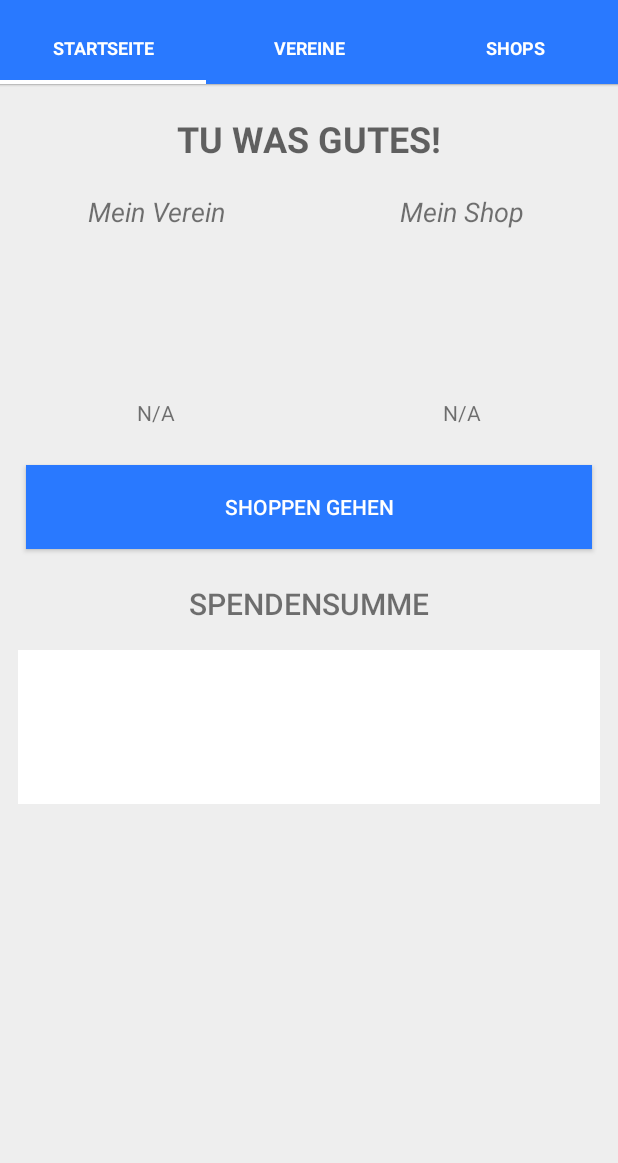
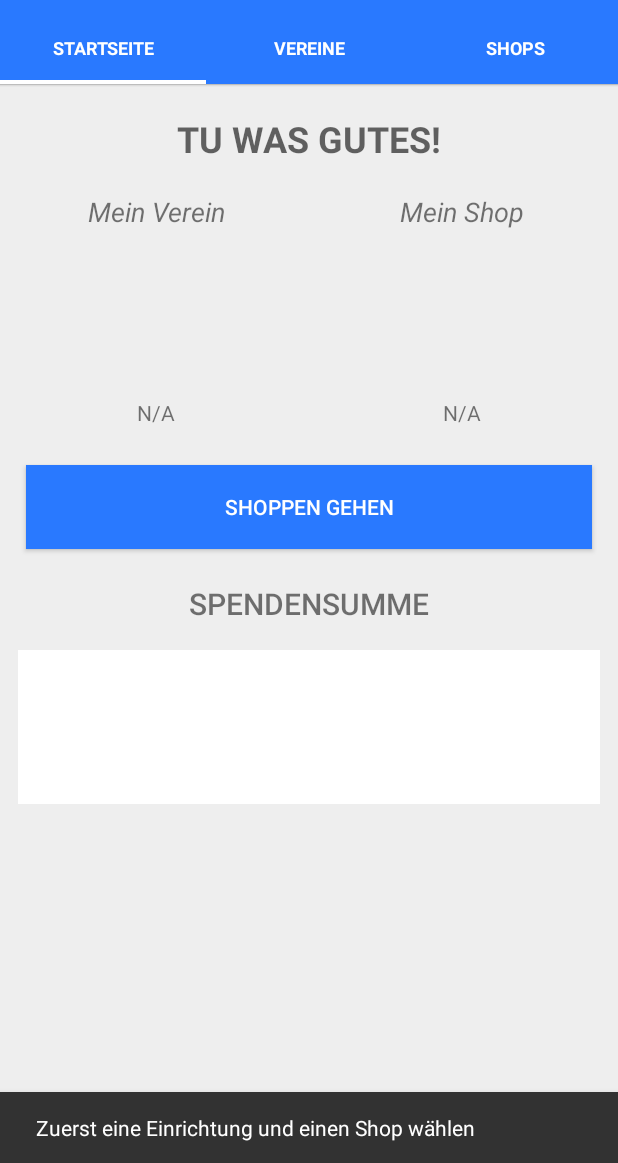
Before and after one commit to Cedgetec/kaufkroete-android, an Android app: the screen it shows after launch (MainActivity), after a tap on "SHOPPEN GEHEN", on a phone screen of 412 x 824 dp, the part 73-1236 px from its top. Run offline under Robolectric (Android 15) with nearby library versions, the phone set to English and light mode, and no system bars; 2 statements that could not run were skipped.

Commit message:
Fix shop button

```diff
--- a/app/build.gradle
+++ b/app/build.gradle
@@ -24,6 +24,6 @@ android {
 
 dependencies {
     compile fileTree(dir: 'libs', include: ['*.jar'])
-    compile 'com.android.support:appcompat-v7:23.0.1'
+    compile 'com.android.support:design:23.0.1'
     compile 'com.android.support:cardview-v7:23.0.1'
 }
--- a/app/src/main/java/de/kaufkroete/kaufkroete/TabHome.java
+++ b/app/src/main/java/de/kaufkroete/kaufkroete/TabHome.java
@@ -8,6 +8,7 @@ import android.graphics.BitmapFactory;
 import android.net.Uri;
 import android.os.AsyncTask;
 import android.os.Bundle;
+import android.support.design.widget.Snackbar;
 import android.util.Log;
 import android.view.LayoutInflater;
 import android.view.View;
@@ -160,11 +161,20 @@ public class TabHome extends KaufkroeteFragment {
     }
 
     private void openShop() {
-        ((TextView) mView.findViewById(R.id.my_shop)).setText(String.valueOf(sharedPreferences.getString("shop_name", "N/A")));
-        ((TextView) mView.findViewById(R.id.my_society)).setText(String.valueOf(sharedPreferences.getString("society_name", "N/A")));
+        // ???
+        //((TextView) mView.findViewById(R.id.my_shop)).setText(String.valueOf(sharedPreferences.getString("shop_name", "N/A")));
+        //((TextView) mView.findViewById(R.id.my_society)).setText(String.valueOf(sharedPreferences.getString("society_name", "N/A")));
+
+        long sid = sharedPreferences.getLong("shop",-1);
+        long vid = sharedPreferences.getLong("society", -1);
+        if(sid == -1 || vid == -1) {
+            if(getView() != null)
+                Snackbar.make(getView(), R.string.please_select_first, Snackbar.LENGTH_SHORT).show();
+            return;
+        }
+
         try {
-            String sid = String.valueOf(sharedPreferences.getLong("shop",-1));
-            String vid = String.valueOf(sharedPreferences.getLong("society", -1));
+
             new AsyncTask<String ,Void,String[]>() {
                 @Override
                 protected String[] doInBackground(String... strings) {
@@ -178,24 +188,14 @@ public class TabHome extends KaufkroeteFragment {
                     getActivity().runOnUiThread(new Runnable() {
                         @Override
                         public void run() {
-                            //Toast.makeText(getActivity(), url, Toast.LENGTH_SHORT).show();
-                            if(!url[0].isEmpty()&&!url[1].isEmpty()) {
-                                Intent browserIntent = new Intent(Intent.ACTION_VIEW, Uri.parse("http://kaufkroete.de/api/api_referrer.php?sid=" + url[0] + "&vid=" + url[1]));
-                                startActivity(browserIntent);
-                            } else {
-                                Toast.makeText(getActivity(),getString(R.string.please_select_first),Toast.LENGTH_SHORT).show();
-                            }
+                            Intent browserIntent = new Intent(Intent.ACTION_VIEW, Uri.parse("http://kaufkroete.de/api/api_referrer.php?sid=" + url[0] + "&vid=" + url[1]));
+                            startActivity(browserIntent);
                             ((MainActivity) getActivity()).pager.setCurrentItem(0);
-                            /*try {
-                                ((MainActivity) getActivity()).selected_shop = -1;
-                                ((MainActivity) getActivity()).selected_societie = -1;
-                            } catch(Exception e) {
-                                e.printStackTrace();
-                            }*/
+
                         }
                     });
                 }
-            }.execute(sid, vid);
+            }.execute(Long.toString(sid), Long.toString(vid));
         } catch(Exception e) {
             e.printStackTrace();
         }
--- a/app/src/main/res/layout/activity_main.xml
+++ b/app/src/main/res/layout/activity_main.xml
@@ -34,6 +34,12 @@
             android:background="@drawable/toolbar_shadow"/>
 
     </RelativeLayout>
+
+    <android.support.design.widget.CoordinatorLayout
+        android:id="@+id/coordinator_layout"
+        android:layout_width="match_parent"
+        android:layout_height="match_parent">
+    </android.support.design.widget.CoordinatorLayout>
 
 </LinearLayout>
 
--- a/app/src/main/res/values/strings.xml
+++ b/app/src/main/res/values/strings.xml
@@ -7,7 +7,7 @@
     <string name="societie_search">Vereins-Suche…</string>
     <string name="shop_search">Shop-Suche…</string>
     <string name="exit">Beenden</string>
-    <string name="please_select_first">Bitte zuerst eine Einrichtung und einen Shop wählen</string>
+    <string name="please_select_first">Zuerst eine Einrichtung und einen Shop wählen</string>
     <string name="please_select_a_society">Bitte einen Verein wählen</string>
     <string name="please_select_a_shop">Bitte einen Shop wählen</string>
     <string name="go_shopping">Shoppen gehen</string>
```
